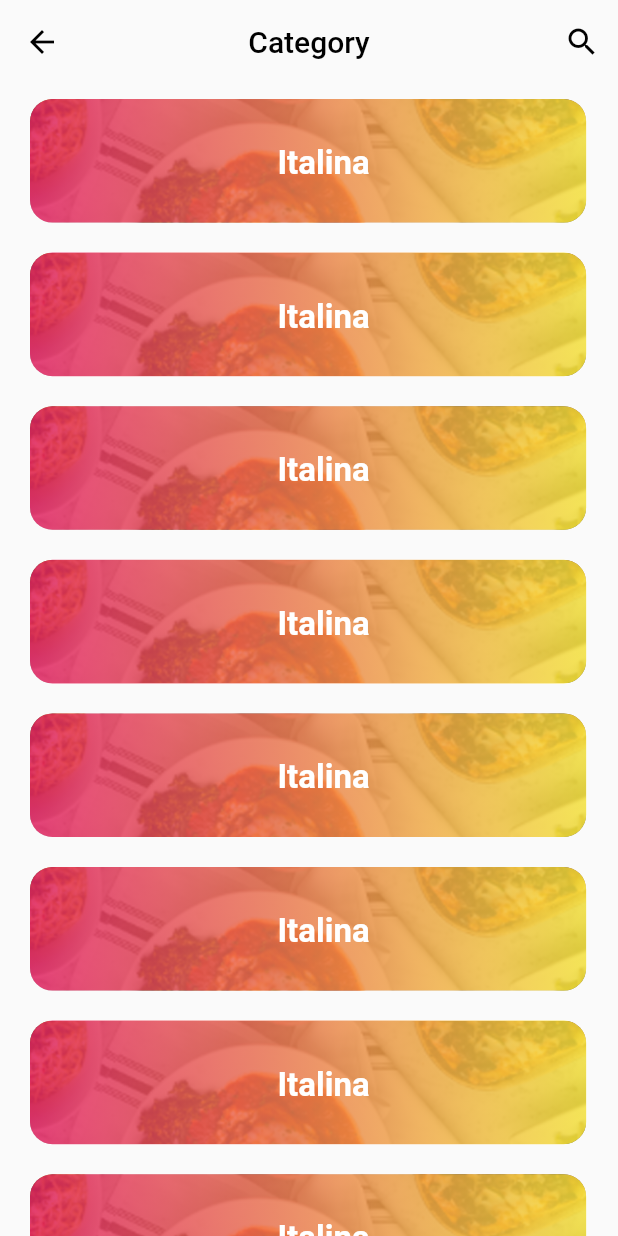
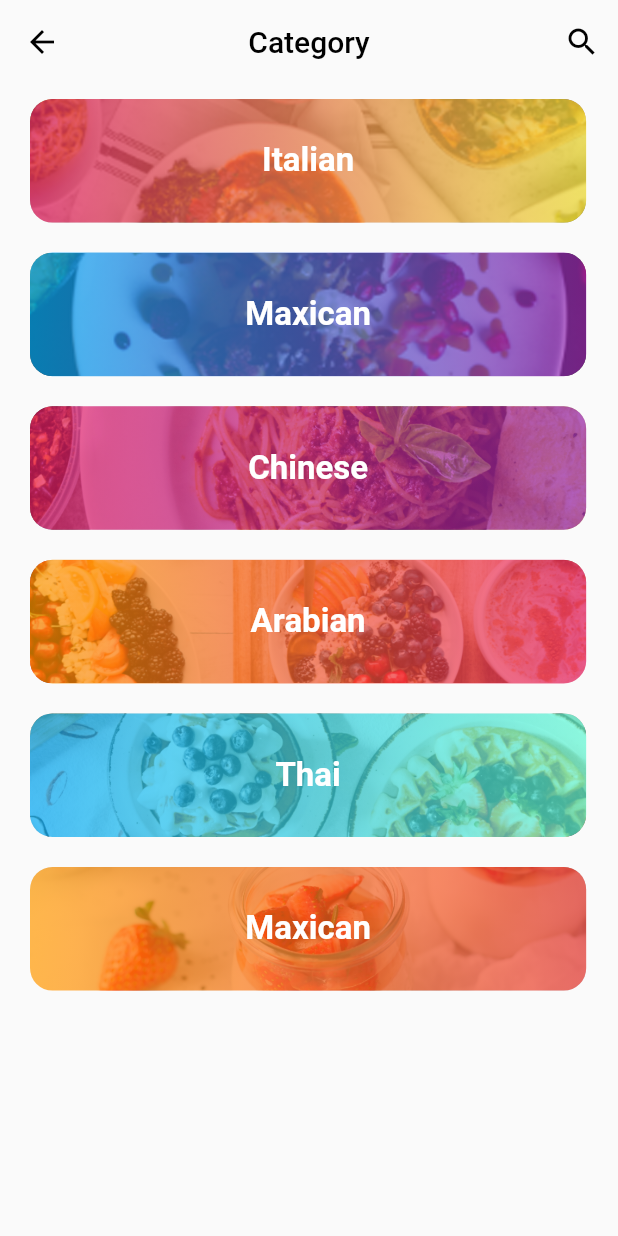
Before and after one commit to AmirMohammadKargar/Foodybite, a Flutter app: the HomeScreen screen opened by its route, after a tap on an icon or button, on a phone screen of 412 x 824 dp. Run offline on Flutter 3.47's test engine with Material 2 defaults, Android fonts, the phone set to English and light mode, and no system bars; our stand-ins replace bubble_bottom_bar, flutter_rating_bar, full_screen_image; missing offline and left inert: keyboard_avoider.

Commit message:
Add category models.

```diff
--- a/lib/screens/category_screen/category_screen.dart
+++ b/lib/screens/category_screen/category_screen.dart
@@ -1,4 +1,6 @@
+import 'package:Foodybite/models/category.dart';
 import 'package:Foodybite/screens/category_screen/widgets/category_list.dart';
+import 'package:Foodybite/screens/resturants_list_screen/resturants_list_screen.dart';
 import 'package:flutter/material.dart';
 
 class CategoryScreen extends StatelessWidget {
@@ -38,15 +40,23 @@ class CategoryScreen extends StatelessWidget {
         ],
       ),
       body: ListView.builder(
-          itemCount: 8,
+          itemCount: category.length,
           itemBuilder: (BuildContext context, int index) {
+            Category cate = category[index];
             return CategoryList(
-              title: 'Italina',
-              color1: Colors.pink,
-              color2: Colors.yellow,
-              image: 'assets/images/italian.png',
+              title: cate.name,
+              color1: cate.color1,
+              color2: cate.color2,
+              image: cate.imageUrl,
               onPress: () {
-                Navigator.pushNamed(context, '/resturantListScreen');
+                Navigator.push(
+                  context,
+                  MaterialPageRoute(
+                    builder: (_) => ResturantListScreen(
+                      category: cate,
+                    ),
+                  ),
+                );
               },
             );
           }),
--- a/lib/screens/category_screen/widgets/category_list.dart
+++ b/lib/screens/category_screen/widgets/category_list.dart
@@ -35,26 +35,19 @@ class CategoryList extends StatelessWidget {
                   fit: BoxFit.cover,
                 ),
               ),
-              child: Opacity(
-                opacity: 0.8,
               child: Container(
                 decoration: BoxDecoration(
                   borderRadius: BorderRadius.circular(15.0),
                   gradient: LinearGradient(
                     colors: [
-                        color1,
-                        color2,
+                      color1.withOpacity(0.7),
+                      color2.withOpacity(0.7),
                     ],
                     begin: Alignment.centerLeft,
                     end: Alignment.centerRight,
                   ),
                 ),
-                ),
-              ),
-            ),
-            Positioned(
-              left: 165.0,
-              top: 30.0,
+                child: Center(
                   child: Text(
                     '$title',
                     style: TextStyle(
@@ -63,7 +56,9 @@ class CategoryList extends StatelessWidget {
                       fontWeight: FontWeight.bold,
                     ),
                   ),
-            )
+                ),
+              ),
+            ),
           ],
         ),
       ),
--- a/lib/screens/home_screen/widgets/category_crasouel.dart
+++ b/lib/screens/home_screen/widgets/category_crasouel.dart
@@ -1,3 +1,4 @@
+import 'package:Foodybite/models/category.dart';
 import 'package:Foodybite/widgets/food_category.dart';
 import 'package:flutter/material.dart';
 
@@ -13,8 +14,9 @@ class CategoryCarousel extends StatelessWidget {
       width: MediaQuery.of(context).size.width,
       child: ListView.builder(
         scrollDirection: Axis.horizontal,
-        itemCount: 5,
+        itemCount: category.length,
         itemBuilder: (BuildContext context, int index) {
+          Category cate = category[index];
           return Padding(
             padding: const EdgeInsets.only(
               left: 15.0,
@@ -22,10 +24,10 @@ class CategoryCarousel extends StatelessWidget {
               right: 5.0,
             ),
             child: FoodCategory(
-              title: 'Italian',
-              image: 'assets/images/italian.png',
-              color1: Colors.pink,
-              color2: Colors.yellow[300],
+              title: cate.name,
+              image: cate.imageUrl,
+              color1: cate.color1,
+              color2: cate.color2,
             ),
           );
         },
```
Lines whose indentation alone changed are shown as unchanged.
